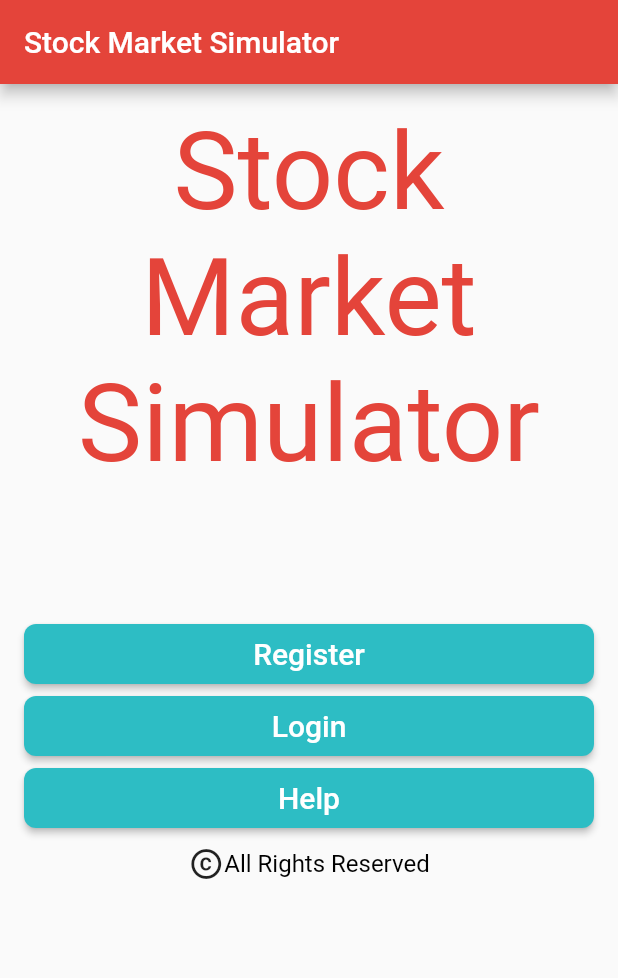
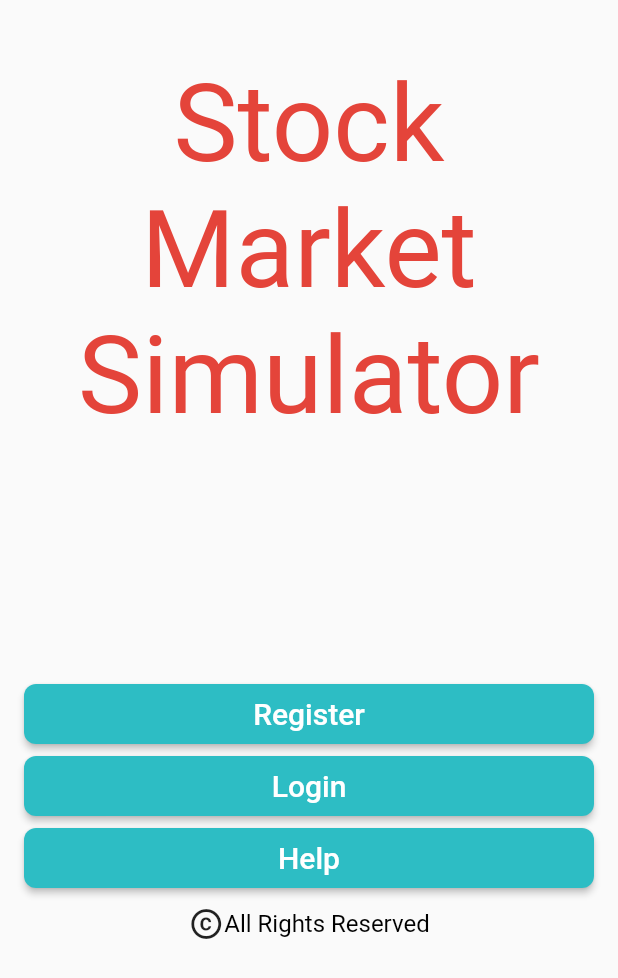
Before and after one commit to IonutIga/smsflutter, a Flutter app: the screen it shows after launch, on a phone screen of 412 x 824 dp. Shown: the top 978 px of the screen. Run offline on Flutter 3.47's test engine with Material 2 defaults, Android fonts, the phone set to English and light mode, and no system bars; our stand-ins replace charts_flutter, cloud_firestore, email_validator, firebase_auth, flutter_spinkit, shared_preferences and 1 more; accounts and stored records are empty; generated files the repository leaves out were written again.

Commit message:
Added icons and images, updated design in Stocks and MyStocks.

```diff
--- a/lib/components/sellaction.dart
+++ b/lib/components/sellaction.dart
@@ -52,10 +52,7 @@ class _SellActionState extends State<SellAction> {
                         ? currentPrice.toStringAsFixed(2) +
                             AppLocalizations.of(context).currency
                         : " ",
-                    Theme.of(context)
-                        .textTheme
-                        .headline6
-                        .copyWith(color: Colors.green)),
+                    Theme.of(context).textTheme.headline6),
               ),
             ),
           ],
--- a/lib/components/stock/stocktemplate.dart
+++ b/lib/components/stock/stocktemplate.dart
@@ -39,7 +39,7 @@ class StockTemplate extends StatelessWidget {
             Theme.of(context).textTheme.headline6),
         priceDiff: Utils.getColonLabels(
           AppLocalizations.of(context).pricedifference,
-          stock.statistic + AppLocalizations.of(context).currency,
+          stock.statistic + ' ' + AppLocalizations.of(context).currency,
           TextStyle(
               color: double.tryParse(stock.statistic) >= 0
                   ? Colors.green
--- a/lib/components/userAuth/menu.dart
+++ b/lib/components/userAuth/menu.dart
@@ -30,7 +30,7 @@ class _MenuState extends State<Menu> {
   Widget build(BuildContext context) {
     return Scaffold(
       appBar: AppBar(
-        title: Text('Stock Market Simulator'),
+        toolbarHeight: 0,
       ),
       body: Padding(
         padding: const EdgeInsets.all(16.0),
@@ -39,7 +39,7 @@ class _MenuState extends State<Menu> {
           child: Column(
             children: <Widget>[
               Padding(
-                padding: const EdgeInsets.only(bottom: 88.0),
+                padding: const EdgeInsets.fromLTRB(0, 24.0, 0, 160.0),
                 child: Text(
                   'Stock Market Simulator',
                   style: TextStyle(fontSize: 72, color: Utils.primaryColor),
--- a/lib/services/stocksFirestore.dart
+++ b/lib/services/stocksFirestore.dart
@@ -188,7 +188,10 @@ class StocksFirestore {
         (element) => element.data['shortname'] != null,
         orElse: () => null);
     if (doc != null) {
-      return doc.data['nowprice'];
+      if (Currency.lang == 'ro')
+        return doc.data['nowprice'] * Currency.currency;
+      else
+        return doc.data['nowprice'];
     } else
       return 0;
   }
```
Also changed, not shown: lib/components/home/details.dart (+3 -4 lines), lib/components/home/navpage.dart (+6 -3 lines), lib/custom_icons_icons.dart (added, +25 -0 lines), pubspec.yaml (+7 -0 lines), assets/icons/CustomIcons.ttf (added), assets/images/moneybag.png (added), assets/images/moneybag.svg (added), assets/images/profile.png (added), assets/images/stockmarket.png (added), assets/images/stockmarket.svg (added).
